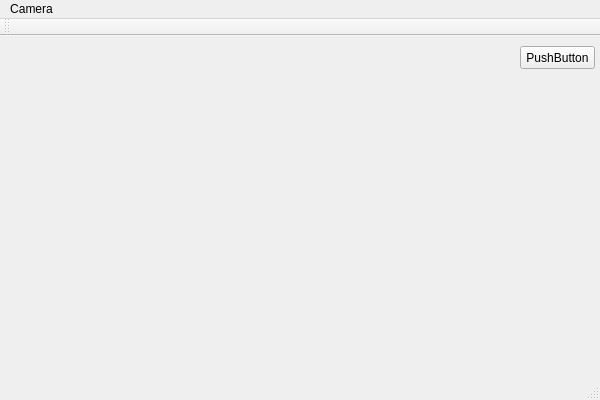
WSX741405/ITM_Auto_SCAN, file ITM_Auto_SCAN/MainWindow.ui: the form before one commit.
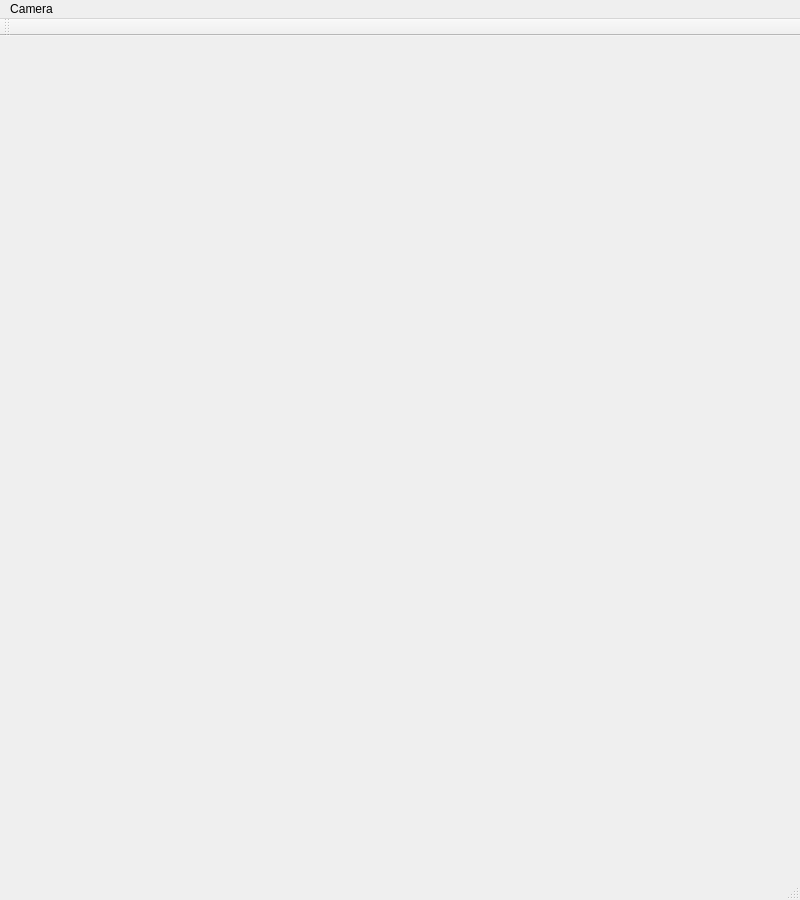
The form after the commit.

```diff
--- a/ITM_Auto_SCAN/MainWindow.ui
+++ b/ITM_Auto_SCAN/MainWindow.ui
@@ -6,34 +6,20 @@
    <rect>
     <x>0</x>
     <y>0</y>
-    <width>600</width>
-    <height>400</height>
+    <width>800</width>
+    <height>900</height>
    </rect>
   </property>
   <property name="windowTitle">
    <string>MainWindow</string>
   </property>
-  <widget class="QWidget" name="centralWidget">
-   <widget class="QPushButton" name="pushButton">
-    <property name="geometry">
-     <rect>
-      <x>520</x>
-      <y>10</y>
-      <width>75</width>
-      <height>23</height>
-     </rect>
-    </property>
-    <property name="text">
-     <string>PushButton</string>
-    </property>
-   </widget>
-  </widget>
+  <widget class="QWidget" name="centralWidget"/>
   <widget class="QMenuBar" name="menuBar">
    <property name="geometry">
     <rect>
      <x>0</x>
      <y>0</y>
-     <width>600</width>
+     <width>800</width>
      <height>21</height>
     </rect>
    </property>
```
